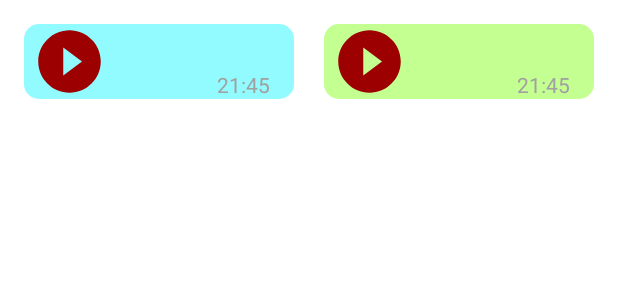
After one commit to saltario/scribo-chat, an Android app: the layout message_voice_item.xml on its own in the app's theme, with its tools: preview values and no code run, on a phone screen of 412 x 824 dp. The commit adds this screen. Shown: the top 300 px of the screen. Run offline under Robolectric (Android 15) with nearby library versions, the light colour scheme and no system bars.

Commit message:
Voice message (part 4)
Add voice message layout, holder, view
Refactor SingleChatAdapter

```diff
--- a/app/src/main/java/com/saltario/scribo/ui/fragments/message_recycle_view/views/MessageView.kt
+++ b/app/src/main/java/com/saltario/scribo/ui/fragments/message_recycle_view/views/MessageView.kt
@@ -14,6 +14,9 @@ interface MessageView {
 
         val MESSAGE_TEXT: Int
             get() = 1
+
+        val MESSAGE_VOICE: Int
+            get() = 2
     }
 
     fun getTypeView(): Int
--- /dev/null
+++ b/app/src/main/res/drawable/ic_btn_play_voice_message.xml
@@ -0,0 +1,5 @@
+<vector android:height="24dp" android:tint="#9C0000"
+    android:viewportHeight="24" android:viewportWidth="24"
+    android:width="24dp" xmlns:android="http://schemas.android.com/apk/res/android">
+    <path android:fillColor="@android:color/white" android:pathData="M12,2C6.48,2 2,6.48 2,12s4.48,10 10,10 10,-4.48 10,-10S17.52,2 12,2zM10,16.5v-9l6,4.5 -6,4.5z"/>
+</vector>
--- /dev/null
+++ b/app/src/main/res/drawable/ic_btn_stop_voice_message.xml
@@ -0,0 +1,6 @@
+<vector android:height="24dp" android:tint="#9C0000"
+    android:viewportHeight="24" android:viewportWidth="24"
+    android:width="24dp" xmlns:android="http://schemas.android.com/apk/res/android">
+    <path android:fillColor="@android:color/white"
+        android:fillType="evenOdd" android:pathData="M8,16h8V8H8V16zM12,2C6.48,2 2,6.48 2,12s4.48,10 10,10s10,-4.48 10,-10S17.52,2 12,2L12,2z"/>
+</vector>
--- /dev/null
+++ b/app/src/main/res/layout/message_voice_item.xml
@@ -0,0 +1,118 @@
+<?xml version="1.0" encoding="utf-8"?>
+<androidx.constraintlayout.widget.ConstraintLayout
+    xmlns:android="http://schemas.android.com/apk/res/android"
+    xmlns:app="http://schemas.android.com/apk/res-auto"
+    xmlns:tools="http://schemas.android.com/tools"
+    android:layout_width="match_parent"
+    android:layout_height="wrap_content">
+
+    <androidx.constraintlayout.widget.ConstraintLayout
+        android:id="@+id/block_other_voice"
+        android:layout_width="@dimen/chat_message_voice_width"
+        android:layout_height="@dimen/chat_message_voice_height"
+        android:layout_margin="@dimen/app_horizontal_margin"
+        android:background="@drawable/bg_other_message"
+        app:layout_constraintBottom_toBottomOf="parent"
+        app:layout_constraintStart_toStartOf="parent"
+        app:layout_constraintTop_toTopOf="parent">
+
+        <ImageView
+            android:id="@+id/chat_btn_other_play_voice"
+            android:layout_width="@dimen/chat_btn_play_voice_message_width"
+            android:layout_height="@dimen/chat_btn_play_voice_message_height"
+            android:layout_margin="5dp"
+            android:src="@drawable/ic_btn_play_voice_message"
+            app:layout_constraintBottom_toBottomOf="parent"
+            app:layout_constraintStart_toStartOf="parent"
+            app:layout_constraintTop_toTopOf="parent" />
+
+        <ImageView
+            android:id="@+id/chat_btn_other_stop_voice"
+            android:layout_width="@dimen/chat_btn_play_voice_message_width"
+            android:layout_height="@dimen/chat_btn_play_voice_message_height"
+            android:layout_margin="5dp"
+            android:src="@drawable/ic_btn_stop_voice_message"
+            android:visibility="gone"
+            app:layout_constraintBottom_toBottomOf="parent"
+            app:layout_constraintStart_toStartOf="parent"
+            app:layout_constraintTop_toTopOf="parent" />
+
+        <ImageView
+            android:id="@+id/chat_other_voice"
+            android:layout_width="match_parent"
+            android:layout_height="match_parent"
+            android:contentDescription="@string/app_content_description"
+            app:layout_constraintBottom_toBottomOf="parent"
+            app:layout_constraintEnd_toEndOf="parent"
+            app:layout_constraintStart_toStartOf="parent"
+            app:layout_constraintTop_toTopOf="parent" />
+
+        <TextView
+            android:id="@+id/chat_other_voice_time"
+            style="@style/small_text"
+            android:layout_width="match_parent"
+            android:layout_height="wrap_content"
+            android:layout_marginEnd="@dimen/app_horizontal_margin"
+            android:gravity="end"
+            app:layout_constraintEnd_toEndOf="parent"
+            app:layout_constraintBottom_toBottomOf="parent"
+            tools:text="21:45" />
+
+    </androidx.constraintlayout.widget.ConstraintLayout>
+
+    <androidx.constraintlayout.widget.ConstraintLayout
+        android:id="@+id/block_user_voice"
+        android:layout_width="@dimen/chat_message_voice_width"
+        android:layout_height="@dimen/chat_message_voice_height"
+        android:layout_margin="@dimen/app_horizontal_margin"
+        android:background="@drawable/bg_user_message"
+        app:layout_constraintBottom_toBottomOf="parent"
+        app:layout_constraintEnd_toEndOf="parent"
+        app:layout_constraintTop_toTopOf="parent">
+
+        <ImageView
+            android:id="@+id/chat_btn_user_play_voice"
+            android:layout_width="@dimen/chat_btn_play_voice_message_width"
+            android:layout_height="@dimen/chat_btn_play_voice_message_height"
+            android:layout_margin="5dp"
+            android:src="@drawable/ic_btn_play_voice_message"
+            app:layout_constraintBottom_toBottomOf="parent"
+            app:layout_constraintStart_toStartOf="parent"
+            app:layout_constraintTop_toTopOf="parent" />
+
+        <ImageView
+            android:id="@+id/chat_btn_user_stop_voice"
+            android:layout_width="@dimen/chat_btn_play_voice_message_width"
+            android:layout_height="@dimen/chat_btn_play_voice_message_height"
+            android:layout_margin="5dp"
+            android:src="@drawable/ic_btn_stop_voice_message"
+            android:visibility="gone"
+            app:layout_constraintBottom_toBottomOf="parent"
+            app:layout_constraintStart_toStartOf="parent"
+            app:layout_constraintTop_toTopOf="parent" />
+
+        <ImageView
+            android:id="@+id/chat_user_voice"
+            android:layout_width="match_parent"
+            android:layout_height="match_parent"
+            android:contentDescription="@string/app_content_description"
+            app:layout_constraintBottom_toBottomOf="parent"
+            app:layout_constraintEnd_toEndOf="parent"
+            app:layout_constraintStart_toStartOf="parent"
+            app:layout_constraintTop_toTopOf="parent" />
+
+        <TextView
+            android:id="@+id/chat_user_voice_time"
+            style="@style/small_text"
+            android:layout_width="match_parent"
+            android:layout_height="wrap_content"
+            android:layout_marginEnd="@dimen/app_horizontal_margin"
+            android:gravity="end"
+            app:layout_constraintEnd_toEndOf="parent"
+            app:layout_constraintBottom_toBottomOf="parent"
+            tools:text="21:45" />
+
+    </androidx.constraintlayout.widget.ConstraintLayout>
+
+
+</androidx.constraintlayout.widget.ConstraintLayout>
--- a/app/src/main/res/values/dimens.xml
+++ b/app/src/main/res/values/dimens.xml
@@ -30,7 +30,13 @@
 
     <!--Chat-->
     <dimen name="chat_background_message_radius">10dp</dimen>
+
     <dimen name="chat_message_image_width">180dp</dimen>
     <dimen name="chat_message_image_height">180dp</dimen>
 
+    <dimen name="chat_message_voice_width">180dp</dimen>
+    <dimen name="chat_message_voice_height">50dp</dimen>
+    <dimen name="chat_btn_play_voice_message_width">50dp</dimen>
+    <dimen name="chat_btn_play_voice_message_height">50dp</dimen>
+
 </resources>
```
Also changed, not shown: app/src/main/java/com/saltario/scribo/ui/fragments/message_recycle_view/holders/AppHolderFactory.kt (+7 -1 lines), app/src/main/java/com/saltario/scribo/ui/fragments/message_recycle_view/holders/HolderImageMessage.kt (+28 -6 lines), app/src/main/java/com/saltario/scribo/ui/fragments/message_recycle_view/holders/HolderTextMessage.kt (+26 -6 lines), app/src/main/java/com/saltario/scribo/ui/fragments/message_recycle_view/holders/HolderVoiceMessage.kt (added, +43 -0 lines), app/src/main/java/com/saltario/scribo/ui/fragments/message_recycle_view/views/AppViewFactory.kt (+8 -0 lines), app/src/main/java/com/saltario/scribo/ui/fragments/message_recycle_view/views/ViewVoiceMessage.kt (added, +18 -0 lines), app/src/main/java/com/saltario/scribo/ui/fragments/single_chat/SingleChatAdapter.kt (+4 -37 lines), app/src/main/java/com/saltario/scribo/ui/fragments/single_chat/SingleChatFragment.kt (+19 -18 lines).
